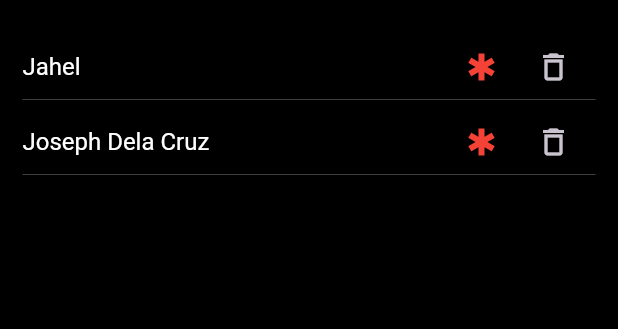
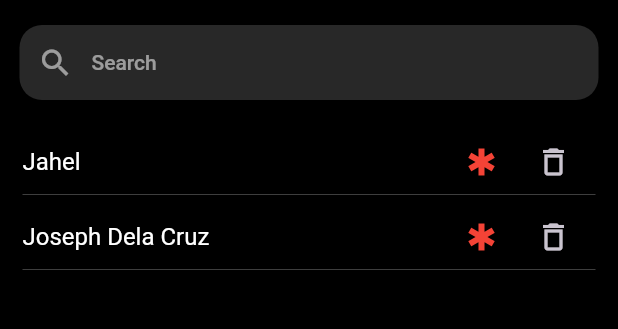
Before and after one commit to marijoyapa/flutter-project-contact-list, a Flutter app: the EmergencyList screen opened directly, after a tap on the "emergency" icon, on a phone screen of 412 x 824 dp, the part 59-388 px from its top. Run offline on Flutter 3.47's test engine with Material 2 defaults, Android fonts, the phone set to English and light mode, and no system bars; our stand-ins replace flutter_riverpod, google_fonts, image_picker.

Commit message:
clear search working

```diff
--- a/contact_list/lib/screen/contact_list.dart
+++ b/contact_list/lib/screen/contact_list.dart
@@ -1,23 +1,22 @@
-import 'package:contact_list/providers/contact_list_provider.dart';
 import 'package:contact_list/providers/search_list_provider.dart';
 import 'package:contact_list/screen/create_contact.dart';
-import 'package:contact_list/widgets/contact_item.dart';
-import 'package:contact_list/widgets/search_contact.dart';
+import 'package:contact_list/widgets/contact_list/contact_item.dart';
+import 'package:contact_list/widgets/contact_list/no_search_result.dart';
+import 'package:contact_list/widgets/contact_list/search_contact.dart';
 import 'package:flutter/material.dart';
 import 'package:flutter_riverpod/flutter_riverpod.dart';
 
 class ContactList extends ConsumerWidget {
   ContactList({super.key});
 
-  TextEditingController searchKeyword = TextEditingController();
-  final container = ProviderContainer();
+  final TextEditingController searchKeyword = TextEditingController();
 
   void _navigateToCreateContact(BuildContext context) {
     showModalBottomSheet(
       useSafeArea: true,
       isScrollControlled: true,
       context: context,
-      builder: (context) => const CreateNewContactScreen(),
+      builder: (context) => CreateNewContactScreen(),
     );
   }
 
@@ -28,23 +27,21 @@ class ContactList extends ConsumerWidget {
     searchKeyword.text = searchItem;
 
     Widget content = const Expanded(
-      child:  Center(
-        child: Text(
-          'No contact list added.',
-          style: TextStyle(fontSize: 18, color: Colors.white70),
+      child: Center(
+        child: Column(
+          children: [
+            Icon(Icons.search, size: 40,),
+            Text(
+              'No contact list added.',
+              style: TextStyle(fontSize: 18, color: Colors.white70),
+            ),
+          ],
         ),
       ),
     );
 
     if (contactLists.isEmpty && searchItem.trim().isNotEmpty) {
-      content = const Expanded(
-        child:  Center(
-          child: Text(
-            'Try searching another user',
-            style: TextStyle(fontSize: 18, color: Colors.white70),
-          ),
-        ),
-      );
+      content = noSearchResult(searchItem);
     }
 
     return Scaffold(
@@ -70,7 +67,9 @@ class ContactList extends ConsumerWidget {
                 ref.read(searchKeywordProvider.notifier).onSearchUser(value);
               },
               onClickClose: () {
+                FocusScope.of(context).unfocus();
                 ref.read(searchKeywordProvider.notifier).onSearchUser('');
+
               }),
           contactLists.isEmpty
               ? content
@@ -87,6 +86,13 @@ class ContactList extends ConsumerWidget {
                 ),
         ],
       ),
+      floatingActionButton: FloatingActionButton(
+        onPressed: () {
+          _navigateToCreateContact(context);
+        },
+        shape: const CircleBorder(),
+        child: const Icon(Icons.add),
+      ),
     );
   }
 }
--- a/contact_list/lib/screen/create_contact.dart
+++ b/contact_list/lib/screen/create_contact.dart
@@ -108,7 +108,9 @@ class _CreateNewContactScreenState
 
   @override
   Widget build(BuildContext context) {
-    return Scaffold(
+    return Container(
+      height: MediaQuery.of(context).size.height * 0.88,
+      child: Scaffold(
         appBar: AppBar(
           centerTitle: true,
           leadingWidth: 80,
@@ -176,8 +178,8 @@ class _CreateNewContactScreenState
                   context: context,
                   isEmergencyContact: isEmergencyContact,
                 ),
-
               ],
+            ),
           ),
         ),
       ),
--- a/contact_list/lib/screen/emergency_list.dart
+++ b/contact_list/lib/screen/emergency_list.dart
@@ -1,21 +1,33 @@
 import 'package:contact_list/providers/contact_list_provider.dart';
-import 'package:contact_list/widgets/contact_item.dart';
+import 'package:contact_list/providers/search_list_provider.dart';
+import 'package:contact_list/widgets/contact_list/contact_item.dart';
+import 'package:contact_list/widgets/contact_list/no_search_result.dart';
+import 'package:contact_list/widgets/contact_list/search_contact.dart';
 import 'package:flutter/material.dart';
 import 'package:flutter_riverpod/flutter_riverpod.dart';
 
 class EmergencyList extends ConsumerWidget {
-  const EmergencyList({super.key});
+  EmergencyList({super.key});
+  final TextEditingController searchKeyword = TextEditingController();
 
   @override
   Widget build(BuildContext context, WidgetRef ref) {
     final emergencyList = ref.watch(emergencyListProvider);
+    final searchItem = ref.watch(searchKeywordProvider);
+    searchKeyword.text = searchItem;
 
-    Widget content = const Center(
+    Widget content = const Expanded(
+      child: Center(
         child: Text(
-        'No emergency contact added.',
+          'No emergency list added.',
           style: TextStyle(fontSize: 18, color: Colors.white70),
         ),
+      ),
     );
+
+    if (emergencyList.isEmpty && searchItem.trim().isNotEmpty) {
+      content = noSearchResult(searchItem);
+    }
 
     return Scaffold(
         appBar: AppBar(
@@ -23,9 +35,21 @@ class EmergencyList extends ConsumerWidget {
           backgroundColor: Theme.of(context).scaffoldBackgroundColor,
           title: const Center(child: Text('Emergency List')),
         ),
-      body: emergencyList.isEmpty
+        body: Column(children: [
+          searchContainer(
+              context: context,
+              searchController: searchKeyword,
+              onChangedSearchText: (value) {
+                ref.read(searchKeywordProvider.notifier).onSearchUser(value);
+              },
+              onClickClose: () {
+                FocusScope.of(context).unfocus();
+                ref.read(searchKeywordProvider.notifier).onSearchUser('');
+              }),
+          emergencyList.isEmpty
               ? content
-          : ListView.builder(
+              : Expanded(
+                  child: ListView.builder(
                     padding: const EdgeInsets.symmetric(horizontal: 15),
                     itemCount: emergencyList.length,
                     itemBuilder: (context, index) => ContactItem(
@@ -33,6 +57,7 @@ class EmergencyList extends ConsumerWidget {
                         index: index,
                         screen: 'emergency'),
                   ),
-    );
+                ),
+        ]));
   }
 }
--- a/contact_list/lib/screen/tabs.dart
+++ b/contact_list/lib/screen/tabs.dart
@@ -26,10 +26,8 @@ class _ContactsScreenState extends State<ContactsScreen> {
       child: MaterialApp(
         theme: theme,
         home: Scaffold(
-
-          body: _currentIndex == 0 ?  ContactList() : const EmergencyList(),
+          body: _currentIndex == 0 ? ContactList() : EmergencyList(),
           bottomNavigationBar: BottomNavigationBar(
-
             selectedItemColor: Colors.blue,
             unselectedItemColor: Colors.white54,
             backgroundColor: const Color.fromARGB(137, 88, 85, 85),
--- a/contact_list/lib/widgets/search_contact.dart
+++ b/contact_list/lib/widgets/contact_list/search_contact.dart
@@ -7,6 +7,7 @@ Widget searchContainer({
   required Function() onClickClose,
 }) =>
     Container(
+      margin: EdgeInsets.only(left: 13, right: 13, bottom: 13),
       height: 50,
       width: double.infinity,
       decoration: BoxDecoration(
```
Also changed, not shown: contact_list/lib/widgets/contact_list/no_search_result.dart (added, +24 -0 lines), contact_list/lib/widgets/contact_list/contact_item.dart (renamed from contact_list/lib/widgets/contact_item.dart). Lines whose indentation alone changed are shown as unchanged.
